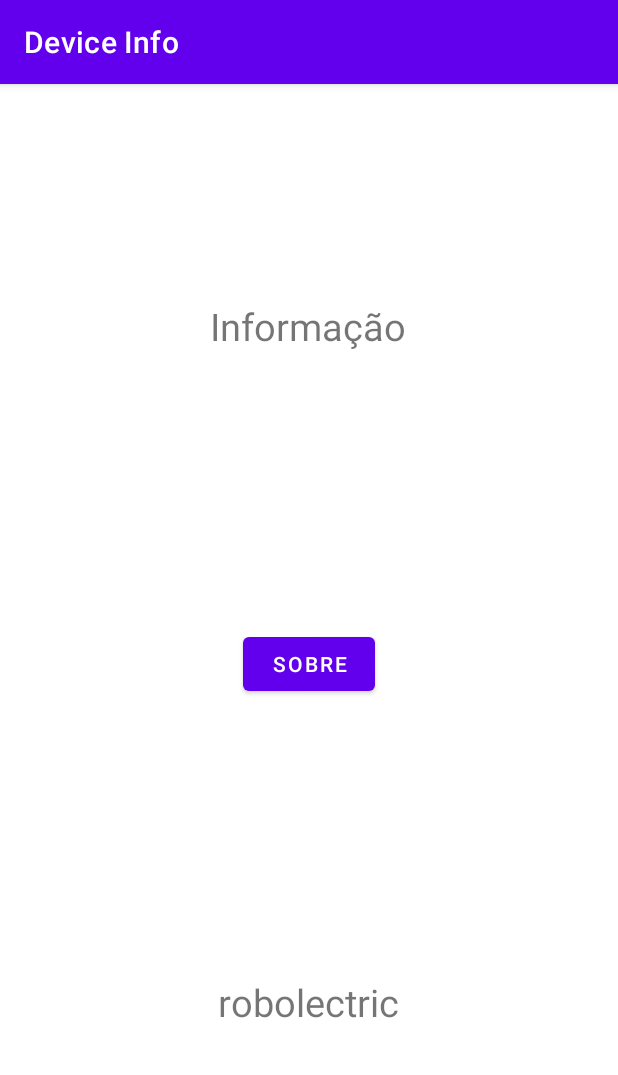
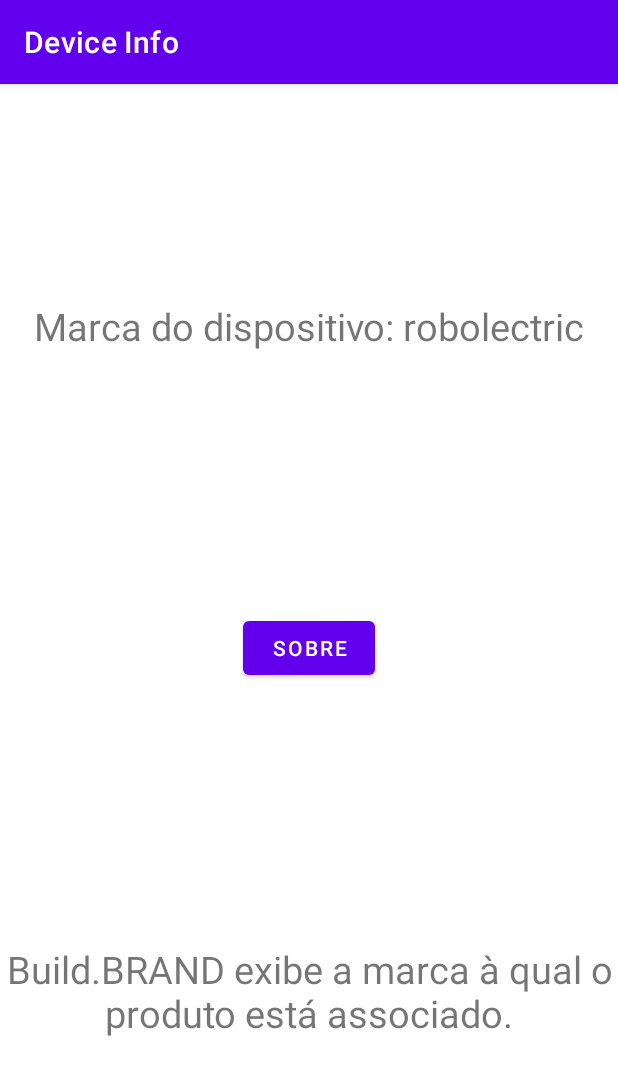
Before and after one commit to maygp/PDM2021-1, an Android app: the screen it shows after launch (MainActivity), after a tap on "SOBRE", on a phone screen of 412 x 824 dp. Shown: the top 1075 px of the screen. Run offline under Robolectric (Android 15) with nearby library versions, the phone set to English and light mode, and no system bars.

Commit message:
adicionando novas informacoes

```diff
--- a/Android/DeviceInfo/app/src/main/java/com/example/deviceinfo/MainActivity.kt
+++ b/Android/DeviceInfo/app/src/main/java/com/example/deviceinfo/MainActivity.kt
@@ -9,22 +9,24 @@ import android.widget.TextView
 
 class MainActivity : AppCompatActivity() {
     private lateinit var tvInfo : TextView
+    private lateinit var tvInfo2 : TextView
     private lateinit var btSobre : Button
 
     override fun onCreate(savedInstanceState: Bundle?) {
         super.onCreate(savedInstanceState)
         setContentView(R.layout.activity_main)
 
-        this.tvInfo = findViewById(R.id.tvInfo2)
+        this.tvInfo = findViewById(R.id.tvInfo)
+        this.tvInfo2 = findViewById(R.id.tvInfo2)
         this.btSobre = findViewById(R.id.btSobre)
 
         this.btSobre.setOnClickListener(OnClickBt())
-
     }
 
     inner class OnClickBt : View.OnClickListener {
         override fun onClick(v: View?){
-            this@MainActivity.tvInfo.text = Build.BRAND
+            this@MainActivity.tvInfo.text = "Marca do dispositivo: " + Build.BRAND
+            this@MainActivity.tvInfo2.text = "Build.BRAND exibe a marca à qual o produto está associado."
         }
     }
 }
--- a/Android/DeviceInfo/app/src/main/res/layout/activity_main.xml
+++ b/Android/DeviceInfo/app/src/main/res/layout/activity_main.xml
@@ -30,7 +30,8 @@
         app:layout_constraintLeft_toLeftOf="parent"
         app:layout_constraintRight_toRightOf="parent"
         app:layout_constraintTop_toBottomOf="@+id/tvInfo"
-        app:layout_constraintVertical_bias="0.75" />
+        app:layout_constraintVertical_bias="0.75"
+        android:gravity="center" />
 
     <Button
         android:id="@+id/btSobre"
```
